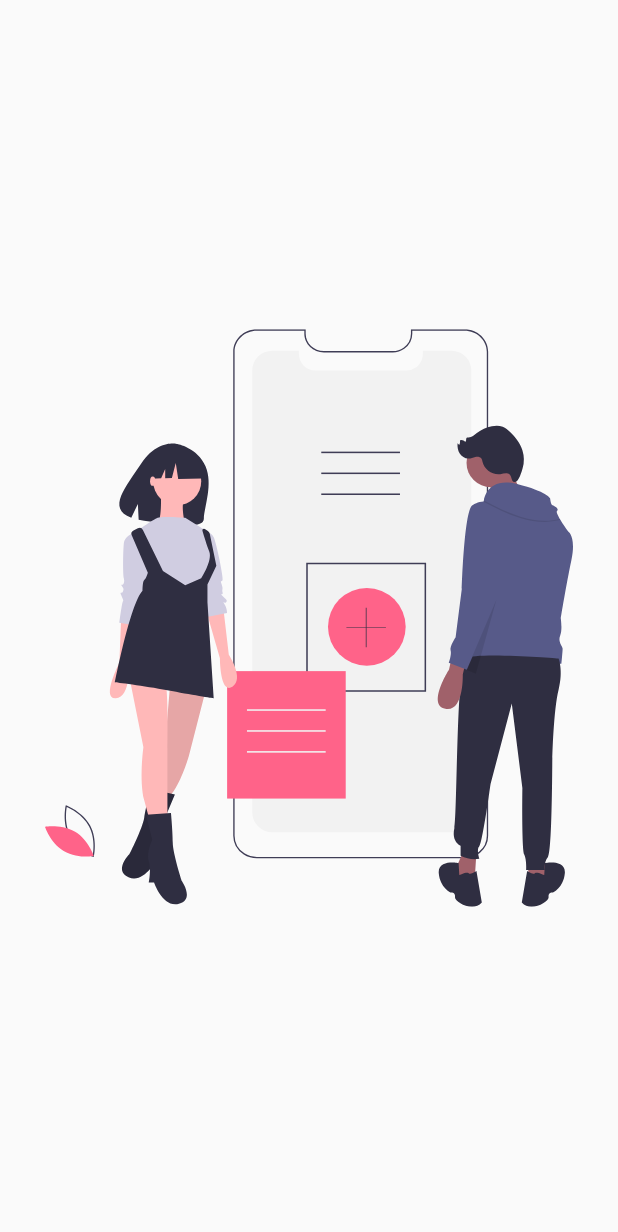
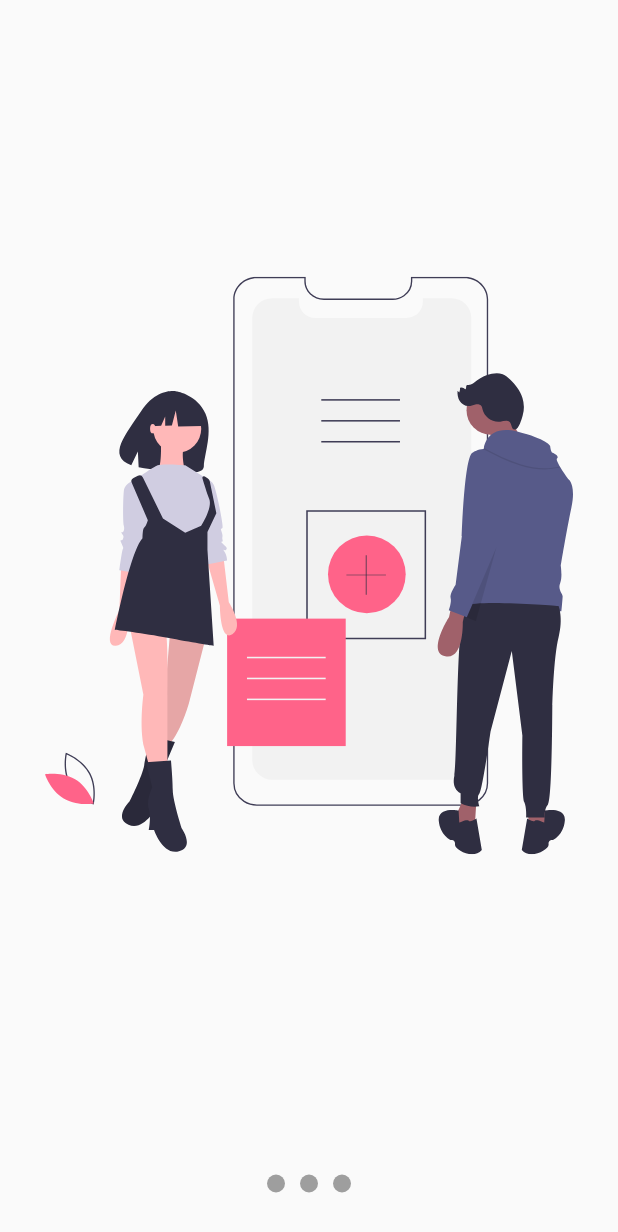
Before and after one commit to charger513/disenos_app, a Flutter app: the screen it shows after launch, on a phone screen of 412 x 824 dp. Shown: the top 1232 px of the screen. Run offline on Flutter 3.47's test engine with Material 2 defaults, Android fonts, the phone set to English and light mode, and no system bars; our stand-ins replace flutter_svg.

Commit message:
Diseño de los puntos indicadores

```diff
--- a/lib/src/pages/slideshow_page.dart
+++ b/lib/src/pages/slideshow_page.dart
@@ -6,8 +6,43 @@ class SlideshowPage extends StatelessWidget {
   Widget build(BuildContext context) {
     return Scaffold(
       body: Center(
-        child: _Slides()
+        child: Column(
+          children: <Widget>[Expanded(child: _Slides()), _Dots()],
         ),
+      ),
+    );
+  }
+}
+
+class _Dots extends StatelessWidget {
+  @override
+  Widget build(BuildContext context) {
+    return Container(
+      width: double.infinity,
+      height: 70,
+      child: Row(
+        mainAxisAlignment: MainAxisAlignment.center,
+        children: <Widget>[
+          _Dot(),
+          _Dot(),
+          _Dot(),
+        ],
+      ),
+    );
+  }
+}
+
+class _Dot extends StatelessWidget {
+  @override
+  Widget build(BuildContext context) {
+    return Container(
+      width: 12,
+      height: 12,
+      margin: const EdgeInsets.symmetric(horizontal: 5),
+      decoration: BoxDecoration(
+        color: Colors.grey,
+        shape: BoxShape.circle
+      )
     );
   }
 }
@@ -22,8 +57,7 @@ class _Slides extends StatelessWidget {
         _Slide('assets/svgs/slide-2.svg'),
         _Slide('assets/svgs/slide-3.svg'),
       ],
-      )
-    );
+    ));
   }
 }
 
```
Lines whose indentation alone changed are shown as unchanged.
